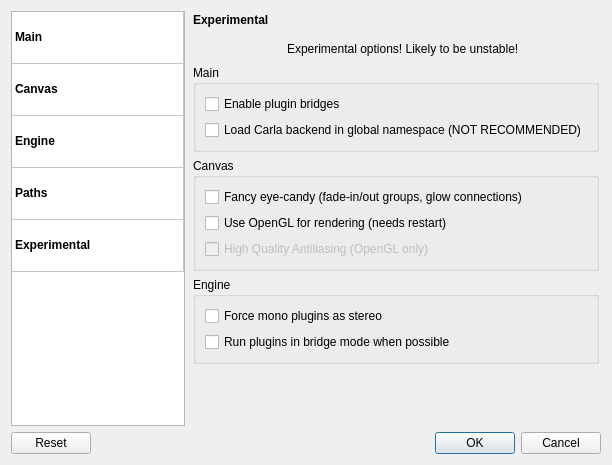
Before: the Qt Designer form resources/ui/carla_settings.ui in falkTX/Carla, drawn with Qt 5.
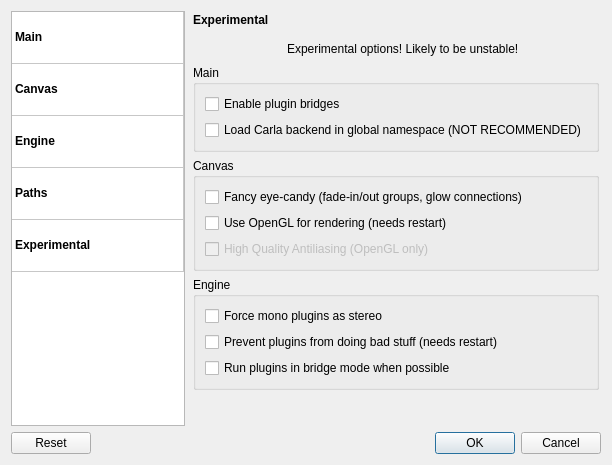
After: the same form once the commit is applied. The open tabs and pages were chosen to show the change. Icons and pictures are not drawn.

Commit message: Add prevent-bad-behaviour option, and make it work once again

```diff
--- a/resources/ui/carla_settings.ui
+++ b/resources/ui/carla_settings.ui
@@ -1554,6 +1554,13 @@
               </property>
              </widget>
             </item>
+            <item>
+             <widget class="QCheckBox" name="ch_exp_prevent_bad_behaviour">
+              <property name="text">
+               <string>Prevent plugins from doing bad stuff (needs restart)</string>
+              </property>
+             </widget>
+            </item>
             <item>
              <widget class="QCheckBox" name="ch_engine_prefer_plugin_bridges">
               <property name="toolTip">
```
Left out of the diff: 12 changed lines with no effect on the pictures. The commit also changes 8 other files.
